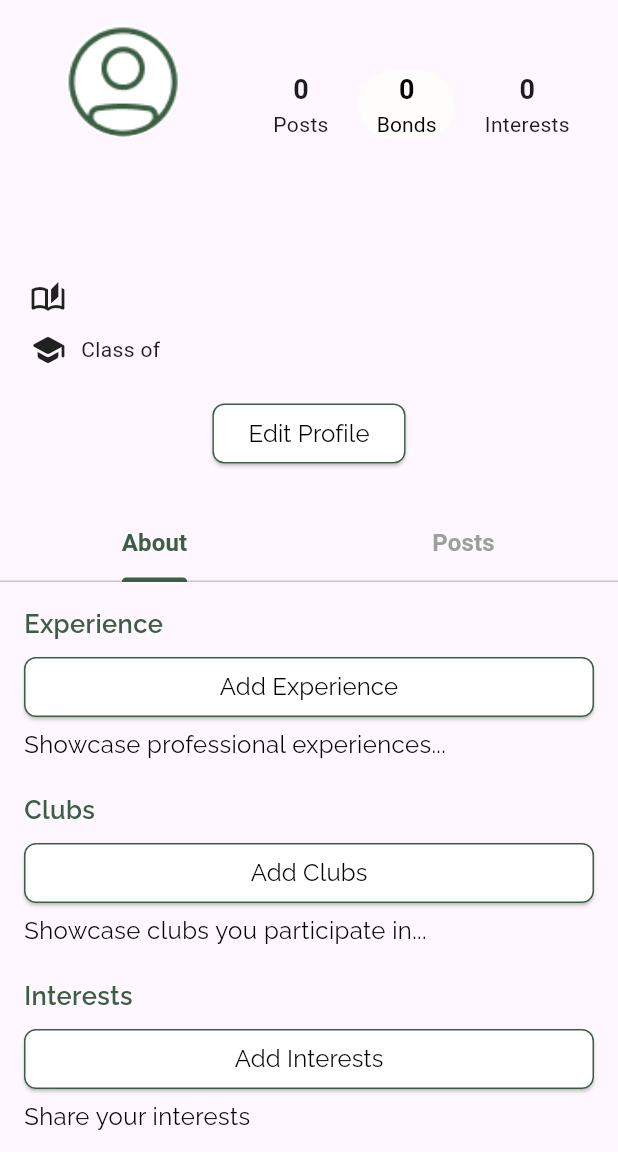
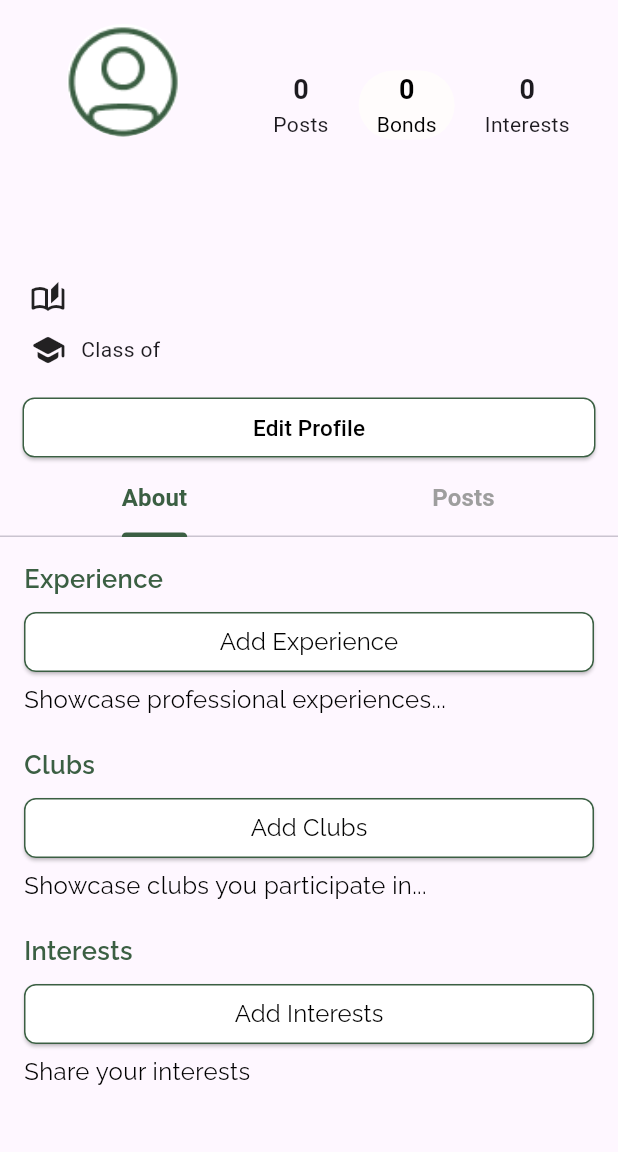
Before and after one commit to BroncoBond/Bronco-Bond, a Flutter app: the UserProfile screen opened directly with empty values, on a phone screen of 412 x 824 dp, the part 84-1236 px from its top. Run offline on Flutter 3.47's test engine with Material 3 defaults, Android fonts, the phone set to English and light mode, and no system bars; our stand-ins replace google_fonts, image_picker, jwt_decoder, shared_preferences; accounts and stored records are empty; generated files the repository leaves out were written again; network calls fail.

Commit message:
only show edit profile button when it is the current user

```diff
--- a/lib/src/screens/search_page.dart
+++ b/lib/src/screens/search_page.dart
@@ -50,7 +50,7 @@ class SearchPageState extends State<SearchPage> {
         var myToken = jsonResponse['token'];
         prefs.setString('token', myToken); // Handle null values */
 
-        print('Search Results: $searchResults');
+        //print('Search Results: $searchResults');
       } else {
         print('Failed to fetch search results');
       }
--- a/lib/src/screens/user_profile_page.dart
+++ b/lib/src/screens/user_profile_page.dart
@@ -284,6 +284,7 @@ class UserProfileState extends State<UserProfile>
         // Check if this is the current user, if not then show a follow button
         if (!isCurrentUserProfile)
           buildOtherProfileButtons(widget.userID, currentUserID),
+        if (isCurrentUserProfile) buildEditProfileButton(currentUserID),
         TabBar(
           labelStyle:
               const TextStyle(fontSize: 16, fontWeight: FontWeight.bold),
@@ -614,7 +615,7 @@ class UserProfileState extends State<UserProfile>
             ),
           ),
           Padding(
-            padding: const EdgeInsets.all(10.0),
+            padding: const EdgeInsets.only(top: 10.0, left: 10.0, right: 10.0),
             child: Row(
               children: [
                 const SizedBox(width: 10),
@@ -624,38 +625,6 @@ class UserProfileState extends State<UserProfile>
               ],
             ),
           ),
-          Padding(
-            padding: const EdgeInsets.all(10.0),
-            child: Row(
-              mainAxisAlignment: MainAxisAlignment.center,
-              children: [
-              ElevatedButton(
-                  onPressed: () {
-                    Navigator.push(
-                    context,
-                      MaterialPageRoute(builder: (context) => EditProfile()),
-                    );
-                  },
-                  style: ElevatedButton.styleFrom(
-                    backgroundColor: Colors.white,
-                    shape: RoundedRectangleBorder(
-                      borderRadius: BorderRadius.circular(8.0),
-                      side: const BorderSide(
-                        color: Color(0xFF3B5F43),
-                      ),
-                    ),
-                  ),
-                  child: Text(
-                    "Edit Profile",
-                    style: GoogleFonts.raleway(
-                      fontSize: 16,
-                      fontWeight: FontWeight.w400,
-                      color: Colors.black,
-                    ),
-                  )),
-              ],
-            ),
-          )
         ],
       ),
     );
@@ -686,9 +655,7 @@ class UserProfileState extends State<UserProfile>
       mainAxisAlignment: MainAxisAlignment.spaceEvenly,
       children: [
         buildBondButton(userID, currentUserID),
-        Padding(
-          padding: const EdgeInsets.symmetric(horizontal: 8.0),
-          child: SizedBox(
+        SizedBox(
           width: 180,
           height: 40,
           child: ElevatedButton(
@@ -696,18 +663,20 @@ class UserProfileState extends State<UserProfile>
               // Add your follow button logic here
             },
             style: ElevatedButton.styleFrom(
-                backgroundColor: const Color(0xFFABABAB),
+              backgroundColor: Colors.white,
               shape: RoundedRectangleBorder(
                 borderRadius: BorderRadius.circular(8.0),
+                side: const BorderSide(
+                  color: Color(0xFF3B5F43),
+                ),
               ),
             ),
             child: const Text(
               "Message",
               style: TextStyle(
                   fontSize: 16,
-                    fontWeight: FontWeight.bold,
-                    color: Colors.white),
-              ),
+                  fontWeight: FontWeight.w500,
+                  color: Colors.black),
             ),
           ),
         ),
@@ -735,9 +704,7 @@ class UserProfileState extends State<UserProfile>
       buttonText = 'Bond';
     }
 
-    return Padding(
-      padding: const EdgeInsets.symmetric(horizontal: 8.0),
-      child: SizedBox(
+    return SizedBox(
       width: 180,
       height: 40,
       child: ElevatedButton(
@@ -762,12 +729,48 @@ class UserProfileState extends State<UserProfile>
           buttonText,
           style: TextStyle(
             fontSize: 16,
-              fontWeight: FontWeight.bold,
+            fontWeight: FontWeight.w500,
             color: textColor,
-            ),
           ),
         ),
       ),
     );
   }
+
+  Widget buildEditProfileButton(String? currentUserID) {
+    return Padding(
+      padding: const EdgeInsets.symmetric(horizontal: 15.0),
+      child: Row(
+        mainAxisAlignment: MainAxisAlignment.center,
+        children: [
+          Expanded(
+            child: ElevatedButton(
+                onPressed: () {
+                  Navigator.push(
+                    context,
+                    MaterialPageRoute(builder: (context) => EditProfile()),
+                  );
+                },
+                style: ElevatedButton.styleFrom(
+                  backgroundColor: Colors.white,
+                  shape: RoundedRectangleBorder(
+                    borderRadius: BorderRadius.circular(8.0),
+                    side: const BorderSide(
+                      color: Color(0xFF3B5F43),
+                    ),
+                  ),
+                ),
+                child: const Text(
+                  "Edit Profile",
+                  style: TextStyle(
+                    fontSize: 15,
+                    fontWeight: FontWeight.w500,
+                    color: Colors.black,
+                  ),
+                )),
+          ),
+        ],
+      ),
+    );
   }
+}
```
Lines whose indentation alone changed are shown as unchanged.
